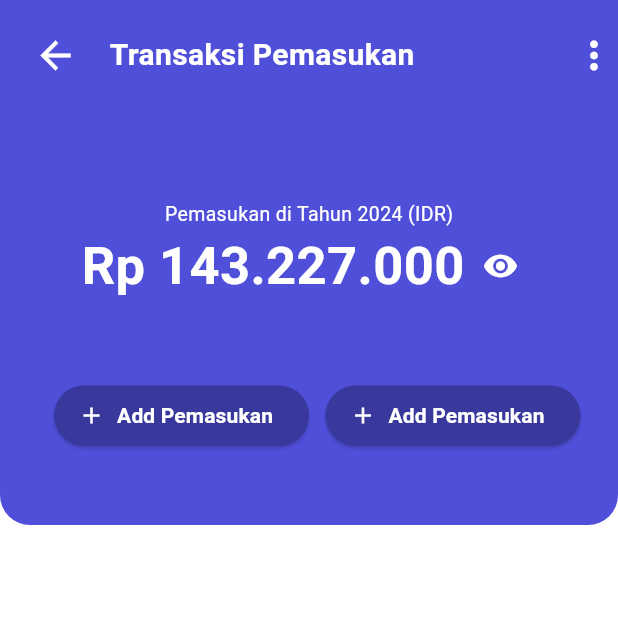
After one commit to nopalpadail18/itech-mobile, a Flutter app: the PemasukanScreen screen opened directly, on a phone screen of 412 x 824 dp, the top half of it. The commit adds this screen. Run offline on Flutter 3.47's test engine with Material 3 defaults, Android fonts, the phone set to English and light mode, and no system bars; our stand-ins replace animated_bottom_navigation_bar, introduction_screen.

Commit message:
Transaksi

```diff
--- a/lib/screens/naviation_screen.dart
+++ b/lib/screens/naviation_screen.dart
@@ -4,6 +4,7 @@ import 'package:flutter/material.dart';
 import 'package:itech/screens/cart_screen.dart';
 import 'package:itech/screens/favorites_screen.dart';
 import 'package:itech/screens/home_screen.dart';
+import 'package:itech/screens/manage_user_screem.dart';
 import 'package:itech/screens/profile_screen.dart';
 
 class NavigationScreen extends StatefulWidget {
@@ -17,10 +18,11 @@ class _NavigationScreenState extends State<NavigationScreen> {
   int pageIndex = 0;
 
   List<Widget> pages = [
-     HomeScreen(),
+    HomeScreen(),
     const CartScreen(),
     const ProfileScreen(),
     const FavoritesScreen(),
+    const ManageUser(),
   ];
   @override
   Widget build(BuildContext context) {
--- /dev/null
+++ b/lib/screens/pemasukan_screens.dart
@@ -0,0 +1,158 @@
+import 'package:flutter/cupertino.dart';
+import 'package:flutter/material.dart';
+import 'package:flutter/widgets.dart';
+import 'package:itech/screens/naviation_screen.dart';
+
+class PemasukanScreen extends StatefulWidget {
+  const PemasukanScreen({super.key});
+
+  @override
+  State<PemasukanScreen> createState() => _PemasukanScreenState();
+}
+
+class _PemasukanScreenState extends State<PemasukanScreen> {
+  final ValueNotifier<bool> _isShowingTotal = ValueNotifier<bool>(false);
+  @override
+  Widget build(BuildContext context) {
+    return Scaffold(
+      backgroundColor: Colors.white,
+      body: SafeArea(
+        child: Expanded(
+          child: ClipRRect(
+            borderRadius: const BorderRadius.only(
+              bottomLeft: Radius.circular(20),
+              bottomRight: Radius.circular(20),
+            ),
+            child: Container(
+              width: double.infinity,
+              height: 350,
+              color: const Color(0xFF4f4fda),
+              child: Container(
+                padding: const EdgeInsets.all(1),
+                child: Column(
+                  children: [
+                    Row(
+                      children: [
+                        Padding(
+                          padding: const EdgeInsets.all(12),
+                          child: IconButton(
+                            onPressed: () {
+                              Navigator.push(
+                                  context,
+                                  MaterialPageRoute(
+                                      builder: (context) =>
+                                          const NavigationScreen()));
+                            },
+                            icon: const Icon(
+                              Icons.arrow_back,
+                              color: Colors.white,
+                              size: 30,
+                            ),
+                          ),
+                        ),
+                        const Text(
+                          'Transaksi Pemasukan',
+                          style: TextStyle(
+                              fontSize: 20,
+                              color: Colors.white,
+                              fontWeight: FontWeight.bold),
+                        ),
+                        const Spacer(),
+                        const Icon(Icons.more_vert,
+                            color: Colors.white, size: 30),
+                      ],
+                    ),
+                    const SizedBox(
+                      height: 60,
+                    ),
+                    Center(
+                      child: Column(
+                        children: [
+                          const Text(
+                            'Pemasukan di Tahun 2024 (IDR)',
+                            style: TextStyle(color: Colors.white, fontSize: 13),
+                          ),
+                          Row(
+                            mainAxisAlignment: MainAxisAlignment.center,
+                            children: [
+                              ValueListenableBuilder(
+                                valueListenable: _isShowingTotal,
+                                builder: (context, value, _) {
+                                  String total = _isShowingTotal.value
+                                      ? 'Rp *********'
+                                      : 'Rp 143.227.000';
+                                  return Text(
+                                    total,
+                                    style: const TextStyle(
+                                        color: Colors.white,
+                                        fontSize: 35,
+                                        fontWeight: FontWeight.bold),
+                                  );
+                                },
+                              ),
+                              IconButton(
+                                  onPressed: () {
+                                    _isShowingTotal.value =
+                                        !_isShowingTotal.value;
+                                  },
+                                  icon: const Icon(
+                                    Icons.remove_red_eye,
+                                    color: Colors.white,
+                                  ))
+                            ],
+                          ),
+                          const SizedBox(
+                            height: 40,
+                          ),
+                          Row(
+                            mainAxisAlignment: MainAxisAlignment.center,
+                            children: [
+                              Padding(
+                                padding: const EdgeInsets.all(11.0),
+                                child: ElevatedButton.icon(
+                                  onPressed: () {},
+                                  icon:
+                                      const Icon(Icons.add, color: Colors.white),
+                                  label: const Text(
+                                    'Add Pemasukan',
+                                    style: TextStyle(
+                                        color: Colors.white,
+                                        fontWeight: FontWeight.w600),
+                                  ),
+                                  style: ElevatedButton.styleFrom(
+                                      backgroundColor:
+                                          const Color.fromARGB(255, 56, 56, 157)),
+                                ),
+                              ),
+                              ElevatedButton.icon(
+                                onPressed: () {},
+                                icon: const Icon(
+                                  Icons.add,
+                                  color: Colors.white,
+                                ),
+                                label: const Text(
+                                  'Add Pemasukan',
+                                  style: TextStyle(
+                                      color: Colors.white,
+                                      fontWeight: FontWeight.w600),
+                                ),
+                                style: ElevatedButton.styleFrom(
+                                    backgroundColor:
+                                        const Color.fromARGB(255, 56, 56, 157)),
+                              ),
+                            ],
+                          )
+                        ],
+                      ),
+                    ),
+                  ],
+
+                ),
+              ),
+            ),
+          ),
+        ),
+      ),
+    );
+  }
+}
```
Also changed, not shown: lib/screens/home_screen.dart (+17 -2 lines), lib/screens/list_tagiha.dart (added, +15 -0 lines), lib/screens/manage_user_screem.dart (added, +155 -0 lines), lib/screens/profile_screen.dart (+64 -12 lines), lib/utils/dashboard_tile.dart (+17 -7 lines), assets/images/itech-icon.png (added).
